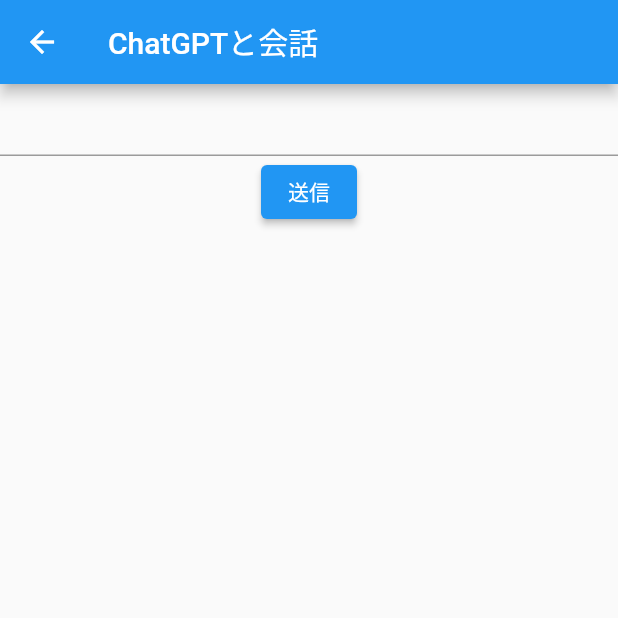
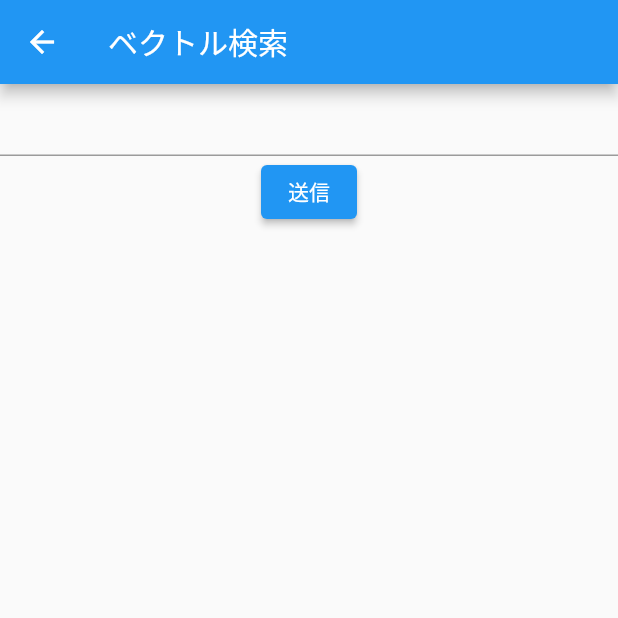
Before and after one commit to yuta-kinouchi/spajam_flutter, a Flutter app: the screen it shows after launch, after a tap on "ベクトルデータベース", on a phone screen of 412 x 824 dp, the top half of it. Run offline on Flutter 3.47's test engine with Material 2 defaults, Android fonts, the phone set to English and light mode, and no system bars; our stand-ins replace lottie, sqflite; accounts and stored records are empty.

Commit message:
add:ベクトル検索

```diff
--- a/lib/main.dart
+++ b/lib/main.dart
@@ -3,6 +3,7 @@ import 'package:spajam/view/ApiConnect.dart';
 import 'package:spajam/view/ApiDataBaseView.dart';
 import 'package:spajam/view/ChatGPTView.dart';
 import 'package:spajam/view/DataBaseView.dart';
+import 'package:spajam/view/VectorSearchView.dart';
 
 void main() {
   runApp(const MyApp());
@@ -83,7 +84,7 @@ class _MyHomePageState extends State<MyHomePage> {
               onPressed: () {
                 Navigator.push(
                   context,
-                  MaterialPageRoute(builder: (context) => ChatGPTView()),
+                  MaterialPageRoute(builder: (context) => VectorSearchView()),
                 );
               },
             ),
--- /dev/null
+++ b/lib/view/VectorSearchView.dart
@@ -0,0 +1,67 @@
+import 'dart:convert';
+
+import 'package:flutter/material.dart';
+import 'package:http/http.dart' as http;
+
+class VectorSearchView extends StatefulWidget {
+  const VectorSearchView({Key? key}) : super(key: key);
+
+  @override
+  _VectorSearchViewState createState() => _VectorSearchViewState();
+}
+
+class _VectorSearchViewState extends State<VectorSearchView> {
+  String _question = "";
+  late String _answer = "";
+  final _formKey = GlobalKey<FormState>();
+
+  @override
+  Widget build(BuildContext context) {
+    return Scaffold(
+      appBar: AppBar(
+        title: Text("ベクトル検索"),
+      ),
+      body: Form(
+        key: _formKey,
+        child: Column(
+          children: [
+            TextFormField(
+              validator: (value) {
+                if (value == null || value.length < 5) {
+                  return 'Please enter some Text'; //無効
+                } else {
+                  print('OK');
+                  _question = value;
+                  return null; //有効
+                }
+              },
+            ),
+            ElevatedButton(
+              onPressed: () {
+                if (_formKey.currentState!.validate()) {
+                  _accessGPT(_question);
+                }
+              },
+              child: Text('送信'),
+            ),
+            Text(_answer),
+          ],
+        ),
+      ),
+    );
+  }
+
+  Future<void> _accessGPT(String question) async {
+    print(question);
+    Uri url = Uri.parse("http://127.0.0.1:8000/vector-search/?question=$question");
+    try {
+      var res = await http.get(url);
+      debugPrint(res.body);
+      setState(() {
+        _answer = utf8.decode(res.body.runes.toList());
+      });
+    } catch (e) {
+      debugPrint("error");
+    }
+  }
+}
```
